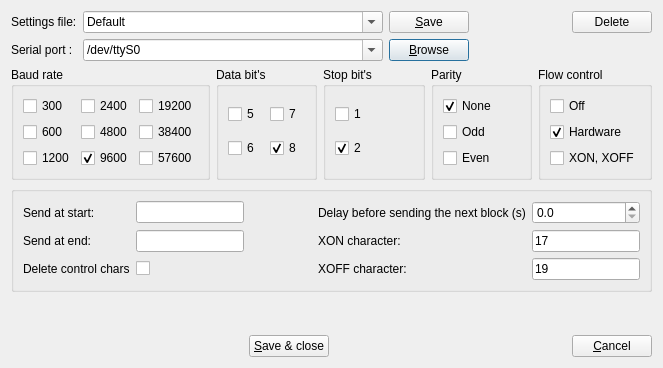
The window that src/spconfigdialog.ui (GCodeProjects/GCodeWorkShop) describes before a commit, drawn with Qt 5.
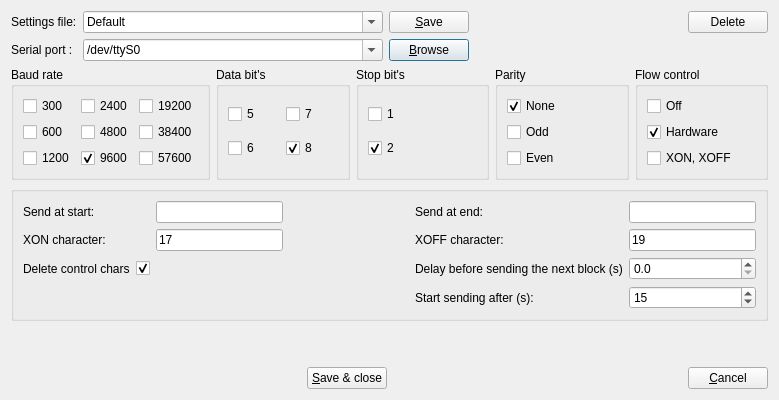
The same window after the commit. Icons and pictures are not drawn.

Diff of the .ui file:
```diff
--- a/src/spconfigdialog.ui
+++ b/src/spconfigdialog.ui
@@ -6,8 +6,8 @@
    <rect>
     <x>0</x>
     <y>0</y>
-    <width>663</width>
-    <height>368</height>
+    <width>779</width>
+    <height>400</height>
    </rect>
   </property>
   <property name="sizePolicy">
@@ -433,7 +433,7 @@
       <string/>
      </property>
      <layout class="QGridLayout" name="gridLayout_6">
-      <item row="2" column="3">
+      <item row="2" column="4">
        <widget class="QLabel" name="label_4">
         <property name="enabled">
          <bool>true</bool>
@@ -443,55 +443,7 @@
         </property>
        </widget>
       </item>
-      <item row="2" column="1">
-       <widget class="QLineEdit" name="stInput">
-        <property name="toolTip">
-         <string>&lt;!DOCTYPE HTML PUBLIC &quot;-//W3C//DTD HTML 4.0//EN&quot; &quot;http://www.w3.org/TR/REC-html40/strict.dtd&quot;&gt;
-&lt;html&gt;&lt;head&gt;&lt;meta name=&quot;qrichtext&quot; content=&quot;1&quot; /&gt;&lt;style type=&quot;text/css&quot;&gt;
-p, li { white-space: pre-wrap; }
-&lt;/style&gt;&lt;/head&gt;&lt;body style=&quot; font-family:'Sans Serif'; font-size:11pt; font-weight:400; font-style:normal;&quot;&gt;
-&lt;p style=&quot; margin-top:0px; margin-bottom:0px; margin-left:0px; margin-right:0px; -qt-block-indent:0; text-indent:0px;&quot;&gt;You can write plain text or/and hex codes of ASCII characters. &lt;/p&gt;
-&lt;p style=&quot; margin-top:0px; margin-bottom:0px; margin-left:0px; margin-right:0px; -qt-block-indent:0; text-indent:0px;&quot;&gt;Example:	&lt;span style=&quot; font-style:italic;&quot;&gt;% 0x0A 0x0D&lt;/span&gt;   - % and new line characters&lt;/p&gt;
-&lt;p style=&quot; margin-top:0px; margin-bottom:0px; margin-left:0px; margin-right:0px; -qt-block-indent:0; text-indent:0px;&quot;&gt;	&lt;span style=&quot; font-style:italic;&quot;&gt;0x20 0x0A 0x0D&lt;/span&gt;  - space character and new line characters&lt;/p&gt;
-&lt;p style=&quot; margin-top:0px; margin-bottom:0px; margin-left:0px; margin-right:0px; -qt-block-indent:0; text-indent:0px;&quot;&gt;Space character can only be written as hex number - 0x20&lt;/p&gt;&lt;/body&gt;&lt;/html&gt;</string>
-        </property>
-        <property name="maxLength">
-         <number>128</number>
-        </property>
-       </widget>
-      </item>
-      <item row="3" column="1">
-       <widget class="QLineEdit" name="eotInput">
-        <property name="toolTip">
-         <string>&lt;!DOCTYPE HTML PUBLIC &quot;-//W3C//DTD HTML 4.0//EN&quot; &quot;http://www.w3.org/TR/REC-html40/strict.dtd&quot;&gt;
-&lt;html&gt;&lt;head&gt;&lt;meta name=&quot;qrichtext&quot; content=&quot;1&quot; /&gt;&lt;style type=&quot;text/css&quot;&gt;
-p, li { white-space: pre-wrap; }
-&lt;/style&gt;&lt;/head&gt;&lt;body style=&quot; font-family:'Sans Serif'; font-size:11pt; font-weight:400; font-style:normal;&quot;&gt;
-&lt;p style=&quot; margin-top:0px; margin-bottom:0px; margin-left:0px; margin-right:0px; -qt-block-indent:0; text-indent:0px;&quot;&gt;You can write plain text or/and hex codes of ASCII characters. &lt;/p&gt;
-&lt;p style=&quot; margin-top:0px; margin-bottom:0px; margin-left:0px; margin-right:0px; -qt-block-indent:0; text-indent:0px;&quot;&gt;Example:	&lt;span style=&quot; font-style:italic;&quot;&gt;% 0x0A 0x0D&lt;/span&gt;   - % and new line characters&lt;/p&gt;
-&lt;p style=&quot; margin-top:0px; margin-bottom:0px; margin-left:0px; margin-right:0px; -qt-block-indent:0; text-indent:0px;&quot;&gt;	&lt;span style=&quot; font-style:italic;&quot;&gt;0x20 0x0A 0x0D&lt;/span&gt;  - space character and new line characters&lt;/p&gt;
-&lt;p style=&quot; margin-top:0px; margin-bottom:0px; margin-left:0px; margin-right:0px; -qt-block-indent:0; text-indent:0px;&quot;&gt;Space character can only be written as hex number - 0x20&lt;/p&gt;&lt;/body&gt;&lt;/html&gt;</string>
-        </property>
-        <property name="maxLength">
-         <number>128</number>
-        </property>
-       </widget>
-      </item>
-      <item row="2" column="0">
-       <widget class="QLabel" name="label_9">
-        <property name="text">
-         <string>Send at start:</string>
-        </property>
-       </widget>
-      </item>
-      <item row="3" column="0">
-       <widget class="QLabel" name="label_3">
-        <property name="text">
-         <string>Send at end:</string>
-        </property>
-       </widget>
-      </item>
-      <item row="2" column="5">
+      <item row="2" column="6">
        <widget class="QDoubleSpinBox" name="delayDoubleSpinBox">
         <property name="toolTip">
          <string>Seconds</string>
@@ -520,7 +472,65 @@
         </property>
        </spacer>
       </item>
-      <item row="3" column="5">
+      <item row="0" column="6">
+       <widget class="QLineEdit" name="eotInput">
+        <property name="toolTip">
+         <string>&lt;!DOCTYPE HTML PUBLIC &quot;-//W3C//DTD HTML 4.0//EN&quot; &quot;http://www.w3.org/TR/REC-html40/strict.dtd&quot;&gt;
+&lt;html&gt;&lt;head&gt;&lt;meta name=&quot;qrichtext&quot; content=&quot;1&quot; /&gt;&lt;style type=&quot;text/css&quot;&gt;
+p, li { white-space: pre-wrap; }
+&lt;/style&gt;&lt;/head&gt;&lt;body style=&quot; font-family:'Sans Serif'; font-size:11pt; font-weight:400; font-style:normal;&quot;&gt;
+&lt;p style=&quot; margin-top:0px; margin-bottom:0px; margin-left:0px; margin-right:0px; -qt-block-indent:0; text-indent:0px;&quot;&gt;You can write plain text or/and hex codes of ASCII characters. &lt;/p&gt;
+&lt;p style=&quot; margin-top:0px; margin-bottom:0px; margin-left:0px; margin-right:0px; -qt-block-indent:0; text-indent:0px;&quot;&gt;Example:	&lt;span style=&quot; font-style:italic;&quot;&gt;% 0x0A 0x0D&lt;/span&gt;   - % and new line characters&lt;/p&gt;
+&lt;p style=&quot; margin-top:0px; margin-bottom:0px; margin-left:0px; margin-right:0px; -qt-block-indent:0; text-indent:0px;&quot;&gt;	&lt;span style=&quot; font-style:italic;&quot;&gt;0x20 0x0A 0x0D&lt;/span&gt;  - space character and new line characters&lt;/p&gt;
+&lt;p style=&quot; margin-top:0px; margin-bottom:0px; margin-left:0px; margin-right:0px; -qt-block-indent:0; text-indent:0px;&quot;&gt;Space character can only be written as hex number - 0x20&lt;/p&gt;&lt;/body&gt;&lt;/html&gt;</string>
+        </property>
+        <property name="maxLength">
+         <number>128</number>
+        </property>
+       </widget>
+      </item>
+      <item row="0" column="4">
+       <widget class="QLabel" name="label_3">
+        <property name="text">
+         <string>Send at end:</string>
+        </property>
+       </widget>
+      </item>
+      <item row="0" column="2">
+       <widget class="QLineEdit" name="stInput">
+        <property name="toolTip">
+         <string>&lt;!DOCTYPE HTML PUBLIC &quot;-//W3C//DTD HTML 4.0//EN&quot; &quot;http://www.w3.org/TR/REC-html40/strict.dtd&quot;&gt;
+&lt;html&gt;&lt;head&gt;&lt;meta name=&quot;qrichtext&quot; content=&quot;1&quot; /&gt;&lt;style type=&quot;text/css&quot;&gt;
+p, li { white-space: pre-wrap; }
+&lt;/style&gt;&lt;/head&gt;&lt;body style=&quot; font-family:'Sans Serif'; font-size:11pt; font-weight:400; font-style:normal;&quot;&gt;
+&lt;p style=&quot; margin-top:0px; margin-bottom:0px; margin-left:0px; margin-right:0px; -qt-block-indent:0; text-indent:0px;&quot;&gt;You can write plain text or/and hex codes of ASCII characters. &lt;/p&gt;
+&lt;p style=&quot; margin-top:0px; margin-bottom:0px; margin-left:0px; margin-right:0px; -qt-block-indent:0; text-indent:0px;&quot;&gt;Example:	&lt;span style=&quot; font-style:italic;&quot;&gt;% 0x0A 0x0D&lt;/span&gt;   - % and new line characters&lt;/p&gt;
+&lt;p style=&quot; margin-top:0px; margin-bottom:0px; margin-left:0px; margin-right:0px; -qt-block-indent:0; text-indent:0px;&quot;&gt;	&lt;span style=&quot; font-style:italic;&quot;&gt;0x20 0x0A 0x0D&lt;/span&gt;  - space character and new line characters&lt;/p&gt;
+&lt;p style=&quot; margin-top:0px; margin-bottom:0px; margin-left:0px; margin-right:0px; -qt-block-indent:0; text-indent:0px;&quot;&gt;Space character can only be written as hex number - 0x20&lt;/p&gt;&lt;/body&gt;&lt;/html&gt;</string>
+        </property>
+        <property name="maxLength">
+         <number>128</number>
+        </property>
+       </widget>
+      </item>
+      <item row="0" column="0">
+       <widget class="QLabel" name="label_9">
+        <property name="text">
+         <string>Send at start:</string>
+        </property>
+       </widget>
+      </item>
+      <item row="1" column="0">
+       <widget class="QLabel" name="label_5">
+        <property name="enabled">
+         <bool>true</bool>
+        </property>
+        <property name="text">
+         <string>XON character:</string>
+        </property>
+       </widget>
+      </item>
+      <item row="1" column="2">
        <widget class="QLineEdit" name="xonInput">
         <property name="toolTip">
          <string>XON 17 Dec. 0x11 Hex.</string>
@@ -536,7 +546,17 @@
         </property>
        </widget>
       </item>
-      <item row="4" column="5">
+      <item row="1" column="4">
+       <widget class="QLabel" name="label_6">
+        <property name="enabled">
+         <bool>true</bool>
+        </property>
+        <property name="text">
+         <string>XOFF character:</string>
+        </property>
+       </widget>
+      </item>
+      <item row="1" column="6">
        <widget class="QLineEdit" name="xoffInput">
         <property name="toolTip">
          <string>XOFF 19 Dec. 0x13 Hex.</string>
@@ -552,40 +572,56 @@
         </property>
        </widget>
       </item>
-      <item row="3" column="3">
-       <widget class="QLabel" name="label_5">
-        <property name="enabled">
-         <bool>true</bool>
-        </property>
-        <property name="text">
-         <string>XON character:</string>
-        </property>
-       </widget>
-      </item>
-      <item row="4" column="3">
-       <widget class="QLabel" name="label_6">
-        <property name="enabled">
-         <bool>true</bool>
-        </property>
-        <property name="text">
-         <string>XOFF character:</string>
-        </property>
-       </widget>
-      </item>
-      <item row="4" column="1">
-       <widget class="QCheckBox" name="deleteControlChars">
-        <property name="text">
-         <string/>
-        </property>
-       </widget>
-      </item>
-      <item row="4" column="0">
+      <item row="2" column="0">
        <widget class="QLabel" name="label_7">
         <property name="text">
          <string>Delete control chars</string>
         </property>
        </widget>
       </item>
+      <item row="2" column="1">
+       <widget class="QCheckBox" name="deleteControlChars">
+        <property name="toolTip">
+         <string>Delete all control chracters (&lt;0x3F; &gt;0x7F) from recieved file</string>
+        </property>
+        <property name="text">
+         <string/>
+        </property>
+        <property name="checked">
+         <bool>true</bool>
+        </property>
+       </widget>
+      </item>
+      <item row="3" column="4">
+       <widget class="QLabel" name="label_8">
+        <property name="text">
+         <string>Start sending after (s):</string>
+        </property>
+       </widget>
+      </item>
+      <item row="3" column="6">
+       <widget class="QSpinBox" name="startDelaySpinBox">
+        <property name="maximum">
+         <number>60</number>
+        </property>
+        <property name="value">
+         <number>15</number>
+        </property>
+       </widget>
+      </item>
+      <item row="0" column="3">
+       <spacer name="horizontalSpacer_4">
+        <property name="orientation">
+         <enum>Qt::Horizontal</enum>
+        </property>
+        <property name="sizeHint" stdset="0">
+         <size>
+          <width>40</width>
+          <height>20</height>
+         </size>
+        </property>
+       </spacer>
+      </item>
      </layout>
     </widget>
    </item>
```
Left out of the diff: 22 changed lines with no effect on the pictures.
